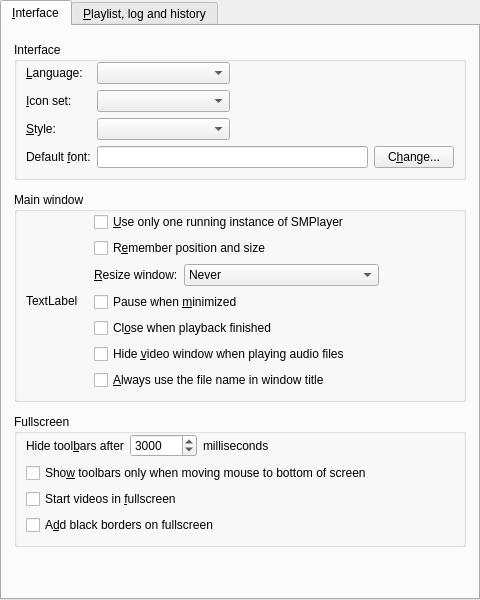
wilbert2000/wzplayer, file src/gui/pref/interface.ui: the form before one commit.
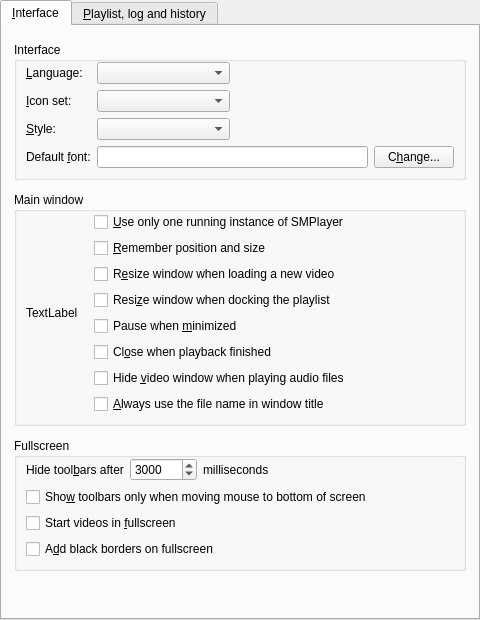
The form after the commit. Custom widgets are drawn as their Qt base class.

Commit message: Changed main window resize method to individual check boxes

```diff
--- a/src/gui/pref/interface.ui
+++ b/src/gui/pref/interface.ui
@@ -7,7 +7,7 @@
     <x>0</x>
     <y>0</y>
     <width>480</width>
-    <height>600</height>
+    <height>620</height>
    </rect>
   </property>
   <layout class="QVBoxLayout">
@@ -207,51 +207,23 @@
             <item>
              <widget class="QCheckBox" name="save_size_check">
               <property name="text">
-               <string>R&amp;emember position and size</string>
+               <string>&amp;Remember position and size</string>
               </property>
              </widget>
             </item>
             <item>
-             <layout class="QHBoxLayout" name="resize_window_layout">
-              <property name="bottomMargin">
-               <number>0</number>
-              </property>
-              <item>
-               <widget class="QLabel" name="resize_window_label">
+             <widget class="QCheckBox" name="resize_on_load_check">
                 <property name="text">
-                 <string>&amp;Resize window:</string>
-                </property>
-                <property name="buddy">
-                 <cstring>resize_window_combo</cstring>
-                </property>
+               <string>R&amp;esize window when loading a new video</string>
+              </property>
                </widget>
               </item>
               <item>
-               <widget class="QComboBox" name="resize_window_combo">
-                <property name="sizePolicy">
-                 <sizepolicy hsizetype="Preferred" vsizetype="Fixed">
-                  <horstretch>0</horstretch>
-                  <verstretch>0</verstretch>
-                 </sizepolicy>
-                </property>
-                <item>
+             <widget class="QCheckBox" name="resize_on_docking_check">
                  <property name="text">
-                  <string>Never</string>
-                 </property>
-                </item>
-                <item>
-                 <property name="text">
-                  <string>Whenever it's needed</string>
-                 </property>
-                </item>
-                <item>
-                 <property name="text">
-                  <string>Only after loading a new video</string>
-                 </property>
-                </item>
-               </widget>
-              </item>
-             </layout>
+               <string>Resi&amp;ze window when docking the playlist</string>
+              </property>
+             </widget>
             </item>
             <item>
              <widget class="QCheckBox" name="pause_on_minimize_check">
```
Left out of the diff: 3 changed lines with no effect on the pictures. Lines whose indentation alone changed are shown as unchanged. The commit also changes 6 other files.
